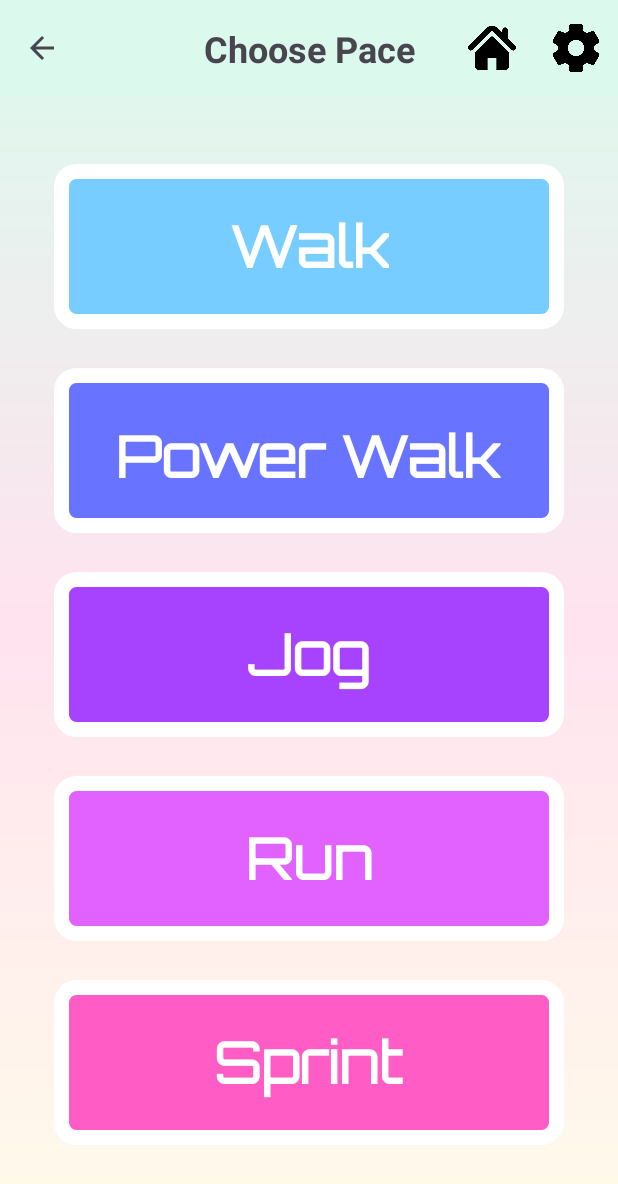
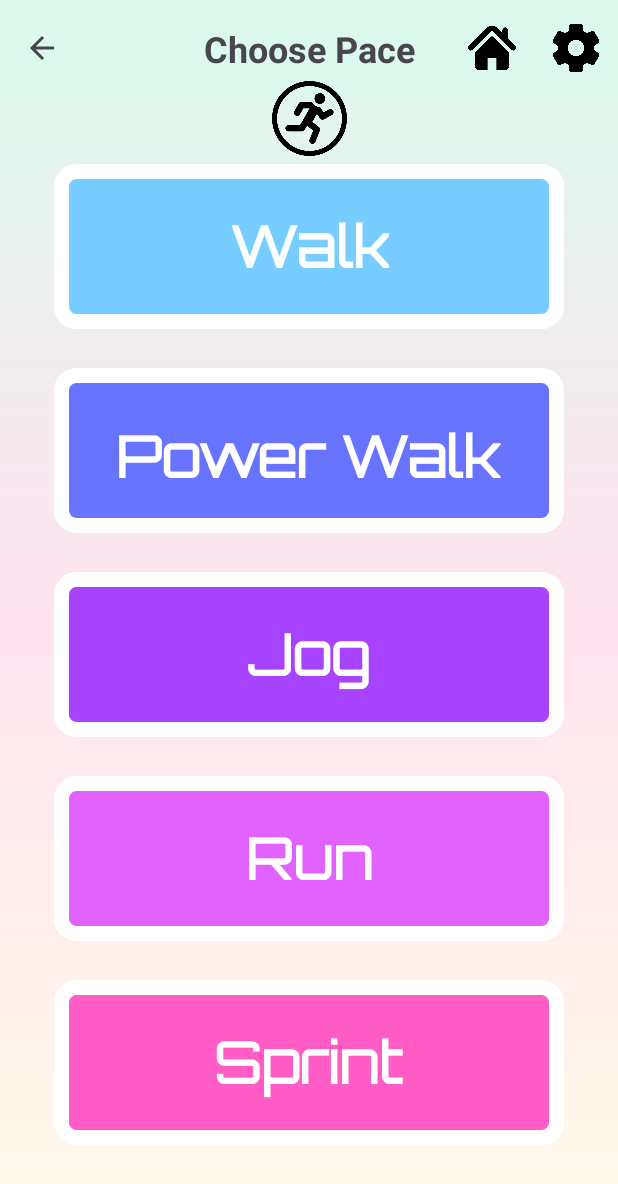
Before and after one commit to aparnaroy/StepToTheBeat, an Android app: the screen it shows after launch (ChoosePaceActivity), after a tap on "Start Workout", on a phone screen of 412 x 824 dp. Shown: the top 1184 px of the screen. Run offline under Robolectric (Android 15) with nearby library versions, the phone set to English and light mode, and no system bars; Roboto replaces fonts that are not available here.

Commit message:
fix Achievements animation and add start animation

```diff
--- a/app/src/main/java/com/example/steptothebeat/HomeActivity.java
+++ b/app/src/main/java/com/example/steptothebeat/HomeActivity.java
@@ -83,7 +83,11 @@ public class HomeActivity extends AppCompatActivity {
             public void onClick(View v) {
                 // Go to ChoosePace Page
                 Intent intent = new Intent(HomeActivity.this, ChoosePaceActivity.class);
-                startActivity(intent);
+                View startView = findViewById(R.id.startWorkoutButton);
+                ActivityOptions options = ActivityOptions
+                        .makeSceneTransitionAnimation(currentA, startView, "start");
+                startActivity(intent, options.toBundle());
+                //startActivity(intent);
             }
         });
 
--- a/app/src/main/res/layout/achievements.xml
+++ b/app/src/main/res/layout/achievements.xml
@@ -262,7 +262,7 @@
         android:src="@drawable/trophy"
         android:contentDescription="Achievements"
         android:layout_marginBottom="30dp"
-        android:layout_marginStart="150dp"
+        android:layout_marginStart="155dp"
         android:scaleType="centerInside"
         android:background="@android:color/transparent"
         app:layout_constraintBottom_toBottomOf="parent"
--- a/app/src/main/res/layout/choose_pace_activity.xml
+++ b/app/src/main/res/layout/choose_pace_activity.xml
@@ -34,40 +34,56 @@
         app:layout_constraintStart_toStartOf="parent"
         app:layout_constraintTop_toTopOf="parent" />
 
+    <!-- Start Workout Button -->
+    <androidx.appcompat.widget.AppCompatImageButton
+        android:id="@+id/startWorkoutButton"
+        android:layout_width="50dp"
+        android:layout_height="140dp"
+        android:background="@android:color/transparent"
+        android:contentDescription="Start Workout"
+        android:scaleType="centerInside"
+        android:src="@drawable/run"
+        android:transitionName="start"
+        app:layout_constraintBottom_toTopOf="@+id/linearLayout2"
+        app:layout_constraintEnd_toEndOf="parent"
+        app:layout_constraintStart_toStartOf="parent"
+        app:layout_constraintTop_toBottomOf="@+id/menubar" />
+
     <!-- Button Container -->
     <LinearLayout
+        android:id="@+id/linearLayout2"
         android:layout_width="match_parent"
         android:layout_height="wrap_content"
+        android:gravity="center"
         android:orientation="vertical"
-        android:gravity="center"
-        app:layout_constraintTop_toBottomOf="@id/titleChoosePace"
+        android:padding="16dp"
+        android:weightSum="1"
         app:layout_constraintBottom_toBottomOf="parent"
-        android:padding="16dp"
-        android:weightSum="1">
+        app:layout_constraintTop_toBottomOf="@id/titleChoosePace">
 
         <!-- Walk Button -->
         <LinearLayout
             android:id="@+id/walk_button"
             android:layout_width="340dp"
             android:layout_height="110dp"
+            android:layout_marginBottom="26dp"
             android:background="@drawable/button_blue"
             android:clipToPadding="false"
             android:gravity="center"
             android:orientation="horizontal"
-            android:padding="12dp"
-            android:layout_marginBottom="26dp">
+            android:padding="12dp">
 
             <TextView
                 android:id="@+id/walk_text"
                 android:layout_width="wrap_content"
                 android:layout_height="wrap_content"
                 android:fontFamily="@font/orbitron"
-                android:textStyle="bold"
                 android:gravity="center"
                 android:includeFontPadding="false"
                 android:text="Walk"
                 android:textColor="@color/white"
-                android:textSize="38dp" />
+                android:textSize="38dp"
+                android:textStyle="bold" />
         </LinearLayout>
 
         <!-- Power Walk Button -->
@@ -75,24 +91,24 @@
             android:id="@+id/powerwalk_button"
             android:layout_width="340dp"
             android:layout_height="110dp"
+            android:layout_marginBottom="26dp"
             android:background="@drawable/button_indigo"
             android:clipToPadding="false"
             android:gravity="center"
             android:orientation="horizontal"
-            android:padding="12dp"
-            android:layout_marginBottom="26dp">
+            android:padding="12dp">
 
             <TextView
                 android:id="@+id/powerwalk_text"
                 android:layout_width="wrap_content"
                 android:layout_height="40dp"
                 android:fontFamily="@font/orbitron"
-                android:textStyle="bold"
                 android:gravity="center"
                 android:includeFontPadding="false"
                 android:text="Power Walk"
                 android:textColor="@color/white"
-                android:textSize="38dp" />
+                android:textSize="38dp"
+                android:textStyle="bold" />
         </LinearLayout>
 
         <!-- Jog Button -->
@@ -100,24 +116,24 @@
             android:id="@+id/jog_button"
             android:layout_width="340dp"
             android:layout_height="110dp"
+            android:layout_marginBottom="26dp"
             android:background="@drawable/button_purple"
             android:clipToPadding="false"
             android:gravity="center"
             android:orientation="horizontal"
-            android:padding="12dp"
-            android:layout_marginBottom="26dp">
+            android:padding="12dp">
 
             <TextView
                 android:id="@+id/jog_text"
                 android:layout_width="wrap_content"
                 android:layout_height="wrap_content"
                 android:fontFamily="@font/orbitron"
-                android:textStyle="bold"
                 android:gravity="center"
                 android:includeFontPadding="false"
                 android:text="Jog"
                 android:textColor="@color/white"
-                android:textSize="38dp" />
+                android:textSize="38dp"
+                android:textStyle="bold" />
         </LinearLayout>
 
         <!-- Run Button -->
@@ -125,24 +141,24 @@
             android:id="@+id/run_button"
             android:layout_width="340dp"
             android:layout_height="110dp"
+            android:layout_marginBottom="26dp"
             android:background="@drawable/button_orchid"
             android:clipToPadding="false"
             android:gravity="center"
             android:orientation="horizontal"
-            android:padding="12dp"
-            android:layout_marginBottom="26dp">
+            android:padding="12dp">
 
             <TextView
                 android:id="@+id/run_text"
                 android:layout_width="wrap_content"
                 android:layout_height="wrap_content"
                 android:fontFamily="@font/orbitron"
-                android:textStyle="bold"
                 android:gravity="center"
                 android:includeFontPadding="false"
                 android:text="Run"
                 android:textColor="@color/white"
-                android:textSize="38dp" />
+                android:textSize="38dp"
+                android:textStyle="bold" />
         </LinearLayout>
 
         <!-- Sprint Button -->
@@ -161,12 +177,12 @@
                 android:layout_width="wrap_content"
                 android:layout_height="wrap_content"
                 android:fontFamily="@font/orbitron"
-                android:textStyle="bold"
                 android:gravity="center"
                 android:includeFontPadding="false"
                 android:text="Sprint"
                 android:textColor="@color/white"
-                android:textSize="38dp" />
+                android:textSize="38dp"
+                android:textStyle="bold" />
         </LinearLayout>
 
     </LinearLayout>
--- a/app/src/main/res/layout/home_activity.xml
+++ b/app/src/main/res/layout/home_activity.xml
@@ -77,6 +77,7 @@
     <!-- Start Workout Button -->
     <androidx.appcompat.widget.AppCompatImageButton
         android:id="@+id/startWorkoutButton"
+        android:transitionName="start"
         android:layout_width="140dp"
         android:layout_height="140dp"
         android:src="@drawable/run"
```
